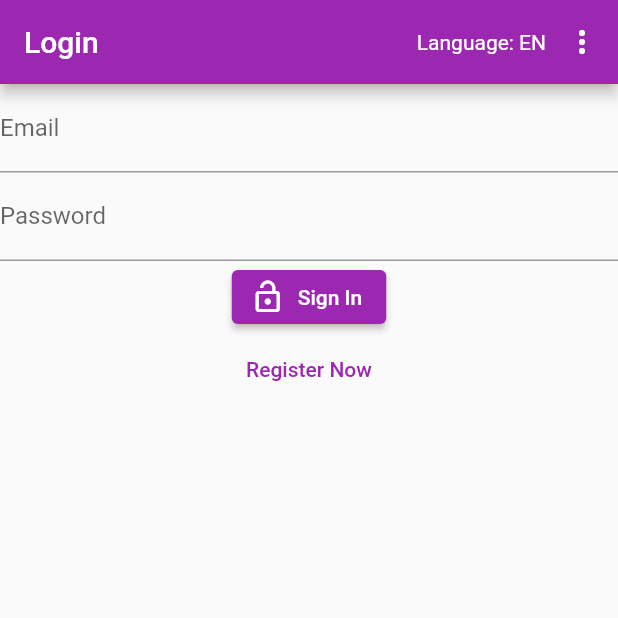
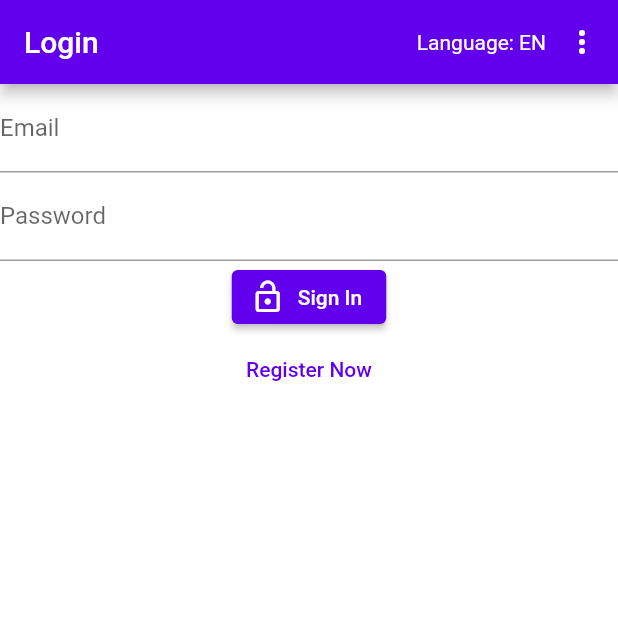
Before and after one commit to CSCI4100U/course-project-csci-4100-final-project, a Flutter app: the screen it shows after launch, on a phone screen of 412 x 824 dp, the top half of it. Run offline on Flutter 3.47's test engine with Material 2 defaults, Android fonts, the phone set to English and light mode, and no system bars; our stand-ins replace charts_flutter_new, cloud_firestore, firebase_auth, firebase_core, flutter_i18n, flutter_local_notifications and 6 more; accounts and stored records are empty.

Commit message:
Dark Mode

```diff
--- /dev/null
+++ b/project/lib/classes/themeProvier.dart
@@ -0,0 +1,31 @@
+import 'package:flutter/material.dart';
+
+
+class ThemeProvider extends ChangeNotifier{
+  ThemeMode themeMode = ThemeMode.light;
+
+  bool get isDark => themeMode == ThemeMode.dark;
+
+  void toggleTheme(bool isOn){
+    themeMode = isOn ? ThemeMode.dark : ThemeMode.light;
+    notifyListeners();
+
+  }
+
+}
+
+class DarkMode{
+  static final darkTheme = ThemeData(
+    colorScheme: ColorScheme.dark(),
+    primarySwatch: Colors.purple,
+    scaffoldBackgroundColor: Colors.grey.shade900,
+
+  );
+
+  static final lightTheme = ThemeData(
+    colorScheme: ColorScheme.light(),
+    primarySwatch: Colors.purple,
+    scaffoldBackgroundColor: Colors.white,
+
+  );
+}
--- a/project/lib/components/drawer.dart
+++ b/project/lib/components/drawer.dart
@@ -40,7 +40,7 @@ class _NavDrawerState extends State<NavDrawer> {
     _notifications.init();
     return Drawer(
       child: Container(
-        color: Colors.purple[50],
+        color: Colors.transparent,
         child: ListView(
           padding: EdgeInsets.zero,
           children: [
--- a/project/lib/main.dart
+++ b/project/lib/main.dart
@@ -1,9 +1,10 @@
 import 'package:flutter/material.dart';
 import 'package:firebase_core/firebase_core.dart';
 import 'package:flutter_i18n/flutter_i18n.dart';
+import 'package:provider/provider.dart';
 import 'views/home_page.dart';
 import 'package:flutter_localizations/flutter_localizations.dart';
-
+import 'package:project/classes/themeProvier.dart';
 
 void main() {
   runApp(const MyApp());
@@ -23,16 +24,25 @@ class MyApp extends StatelessWidget {
           }
           if (snapshot.connectionState == ConnectionState.done){
             print ("Successfully connected to Firebase");
+            return ChangeNotifierProvider(
+              create: (context) => ThemeProvider(),
+              builder: (context, _) {
+                final themeProvider = Provider.of<ThemeProvider>(context);
                 return MaterialApp(
                   title: "Project",
-              theme: ThemeData(
-                  primarySwatch: Colors.purple
-              ),
+                  themeMode: themeProvider.themeMode,
+                  theme: DarkMode.lightTheme,
+                  darkTheme: DarkMode.darkTheme,
+                  // theme: ThemeData(
+                  //     primarySwatch: Colors.purple,
+                  // ),
+
                   home: const HomePage(),
                   localizationsDelegates: [
                     FlutterI18nDelegate(
-                  missingTranslationHandler: (key, locale){
-                    print("MISSING KEY: $key, Language Code: ${locale!.languageCode}");
+                      missingTranslationHandler: (key, locale) {
+                        print("MISSING KEY: $key, Language Code: ${locale!
+                            .languageCode}");
                       },
                       translationLoader: FileTranslationLoader(
                           useCountryCode: false,
@@ -52,6 +62,8 @@ class MyApp extends StatelessWidget {
 
                 );
               }
+            );
+          }
           else{
             return CircularProgressIndicator();
           }
--- a/project/lib/views/trending_movies_view.dart
+++ b/project/lib/views/trending_movies_view.dart
@@ -25,6 +25,7 @@ class _MyAppState extends State<TrendingMovies> {
     String? selectedMovieName;
     return Scaffold(
       appBar: AppBar(
+        backgroundColor: Colors.purple,
         title: Theme(
           data: ThemeData.dark(),
           child: DropdownButtonHideUnderline(
--- a/project/pubspec.yaml
+++ b/project/pubspec.yaml
@@ -43,6 +43,7 @@ dependencies:
   geolocator:
   latlng: any
   charts_flutter_new:
+  provider: ^6.0.4
   # The following adds the Cupertino Icons font to your application.
   # Use with the CupertinoIcons class for iOS style icons.
   cupertino_icons: ^1.0.2
```
Also changed, not shown: project/lib/components/theme_button.dart (added, +20 -0 lines), project/lib/views/account_view.dart (+19 -3 lines), project/pubspec.lock. Lines whose indentation alone changed are shown as unchanged.
